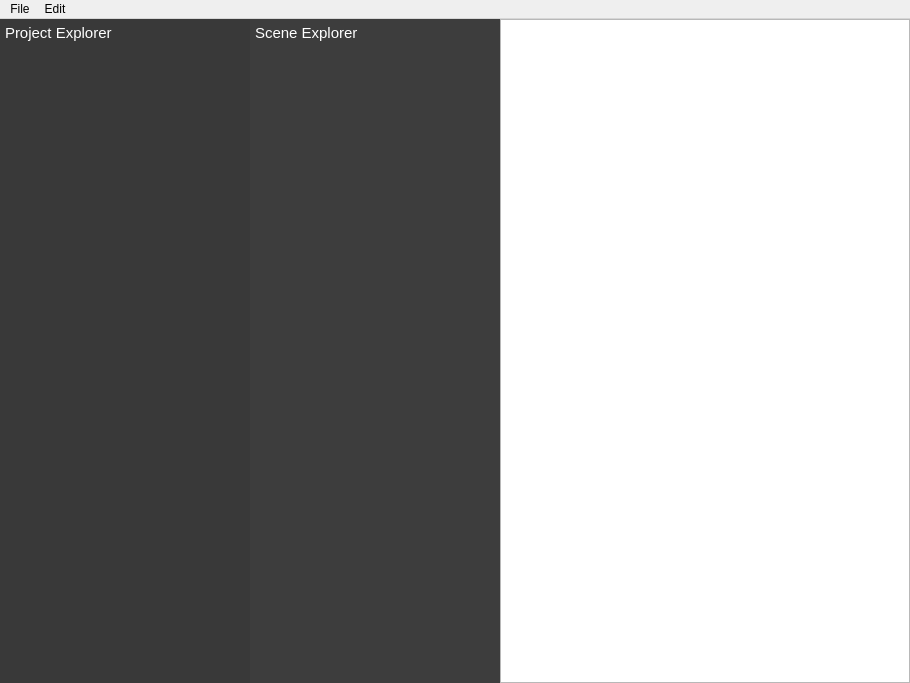
The window that cutscene/resources/mainwindow_view.ui (amanatron/CUT-SCENE) describes before a commit, drawn with Qt 5.
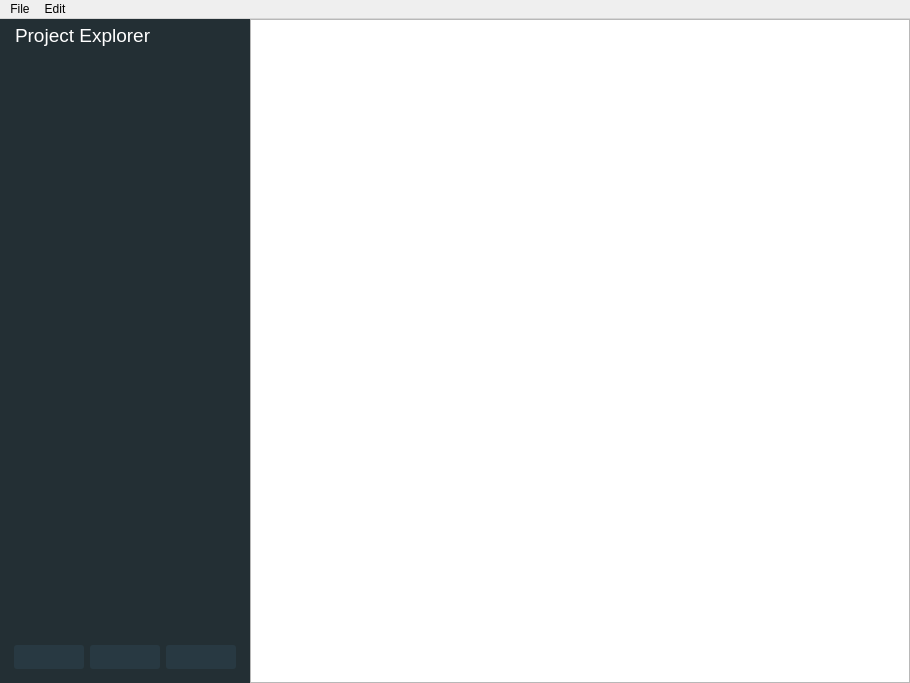
The same window after the commit. Icons and pictures are not drawn.

Patch:
```diff
--- a/cutscene/resources/mainwindow_view.ui
+++ b/cutscene/resources/mainwindow_view.ui
@@ -13,6 +13,9 @@
   <property name="windowTitle">
    <string>CutScene</string>
   </property>
+  <property name="styleSheet">
+   <string notr="true"/>
+  </property>
   <widget class="QWidget" name="centralwidget">
    <layout class="QGridLayout" name="gridLayout">
     <property name="leftMargin">
@@ -30,13 +33,6 @@
     <property name="spacing">
      <number>0</number>
     </property>
-    <item row="1" column="2">
-     <widget class="QListView" name="listView">
-      <property name="frameShadow">
-       <enum>QFrame::Plain</enum>
-      </property>
-     </widget>
-    </item>
     <item row="1" column="0">
      <widget class="QWidget" name="widget" native="true">
       <property name="minimumSize">
@@ -52,7 +48,7 @@
        </size>
       </property>
       <property name="styleSheet">
-       <string notr="true">background-color: rgb(57, 57, 57);</string>
+       <string notr="true">background-color: rgb(35, 47, 52);</string>
       </property>
       <layout class="QVBoxLayout" name="verticalLayout">
        <property name="spacing">
@@ -74,11 +70,17 @@
         <widget class="QLabel" name="label">
          <property name="font">
           <font>
-           <pointsize>11</pointsize>
+           <family>Segoe UI</family>
+           <pointsize>14</pointsize>
+           <weight>50</weight>
+           <italic>false</italic>
+           <bold>false</bold>
           </font>
          </property>
          <property name="styleSheet">
-          <string notr="true">color: rgb(255, 255, 255);</string>
+          <string notr="true">color: rgb(255, 255, 255);
+font: 14pt &quot;Segoe UI&quot;;
+margin-left: 5px;</string>
          </property>
          <property name="text">
           <string>Project Explorer</string>
@@ -88,7 +90,28 @@
        <item>
         <widget class="QTreeView" name="levelsView">
          <property name="styleSheet">
-          <string notr="true">color: rgb(255, 255, 255);</string>
+          <string notr="true">QTreeView {
+    show-decoration-selected: 1;
+	color: rgb(255, 255, 255);
+	font: 25 12pt &quot;Segoe UI Light&quot;;
+	outline: none;
+}
+
+QTreeView::item {
+	border-radius: 2px;
+	border: 0px;
+	margin: 3px;
+	padding: 5px;
+    color: rgb(255, 255, 255);
+}
+
+QTreeView::item:hover {
+    background: rgb(40, 57, 66)
+}
+
+QTreeView::item:selected {
+    background: rgb(52, 73, 85);
+}</string>
          </property>
          <property name="frameShape">
           <enum>QFrame::NoFrame</enum>
@@ -119,90 +142,96 @@
          </attribute>
         </widget>
        </item>
+       <item>
+        <widget class="QWidget" name="widget_2" native="true">
+         <property name="styleSheet">
+          <string notr="true">QPushButton {
+background-color: rgb(40, 57, 66);
+padding: 5px;
+border-radius: 3px
+}
+
+QPushButton:hover {
+background-color: rgb(52, 73, 85);
+padding: 5px;
+border-radius: 3px
+}</string>
+         </property>
+         <layout class="QHBoxLayout" name="horizontalLayout">
+          <item>
+           <widget class="QPushButton" name="addLevel">
+            <property name="toolTip">
+             <string>Add Level</string>
+            </property>
+            <property name="styleSheet">
+             <string notr="true"/>
+            </property>
+            <property name="text">
+             <string/>
+            </property>
+            <property name="icon">
+             <iconset resource="resources.qrc">
+              <normaloff>:/img/img/icons/add_box_white_48x48.png</normaloff>:/img/img/icons/add_box_white_48x48.png</iconset>
+            </property>
+            <property name="iconSize">
+             <size>
+              <width>30</width>
+              <height>30</height>
+             </size>
+            </property>
+           </widget>
+          </item>
+          <item>
+           <widget class="QPushButton" name="addSubLevel">
+            <property name="toolTip">
+             <string>Add SubLevel</string>
+            </property>
+            <property name="text">
+             <string/>
+            </property>
+            <property name="icon">
+             <iconset resource="resources.qrc">
+              <normaloff>:/img/img/icons/library_add_white_48x48.png</normaloff>:/img/img/icons/library_add_white_48x48.png</iconset>
+            </property>
+            <property name="iconSize">
+             <size>
+              <width>30</width>
+              <height>30</height>
+             </size>
+            </property>
+           </widget>
+          </item>
+          <item>
+           <widget class="QPushButton" name="addScene">
+            <property name="toolTip">
+             <string>Add Scene</string>
+            </property>
+            <property name="text">
+             <string/>
+            </property>
+            <property name="icon">
+             <iconset resource="resources.qrc">
+              <normaloff>:/img/img/icons/videogame_asset_white_48x48.png</normaloff>:/img/img/icons/videogame_asset_white_48x48.png</iconset>
+            </property>
+            <property name="iconSize">
+             <size>
+              <width>30</width>
+              <height>30</height>
+             </size>
+            </property>
+           </widget>
+          </item>
+         </layout>
+        </widget>
+       </item>
       </layout>
      </widget>
     </item>
     <item row="1" column="1">
-     <widget class="QWidget" name="widget_2" native="true">
-      <property name="minimumSize">
-       <size>
-        <width>250</width>
-        <height>0</height>
-       </size>
+     <widget class="QListView" name="listView">
+      <property name="frameShadow">
+       <enum>QFrame::Plain</enum>
       </property>
-      <property name="maximumSize">
-       <size>
-        <width>250</width>
-        <height>16777215</height>
-       </size>
-      </property>
-      <property name="styleSheet">
-       <string notr="true">background-color: rgb(61, 61, 61);</string>
-      </property>
-      <layout class="QVBoxLayout" name="verticalLayout_3">
-       <property name="spacing">
-        <number>5</number>
-       </property>
-       <property name="leftMargin">
-        <number>5</number>
-       </property>
-       <property name="topMargin">
-        <number>5</number>
-       </property>
-       <property name="rightMargin">
-        <number>5</number>
-       </property>
-       <property name="bottomMargin">
-        <number>5</number>
-       </property>
-       <item>
-        <widget class="QLabel" name="label_2">
-         <property name="font">
-          <font>
-           <family>MS Shell Dlg 2</family>
-           <pointsize>11</pointsize>
-          </font>
-         </property>
-         <property name="styleSheet">
-          <string notr="true">color: rgb(255, 255, 255);</string>
-         </property>
-         <property name="text">
-          <string>Scene Explorer</string>
-         </property>
-        </widget>
-       </item>
-       <item>
-        <widget class="QTreeView" name="sceneView">
-         <property name="cursor" stdset="0">
-          <cursorShape>ArrowCursor</cursorShape>
-         </property>
-         <property name="styleSheet">
-          <string notr="true">color: rgb(255, 255, 255);</string>
-         </property>
-         <property name="frameShape">
-          <enum>QFrame::NoFrame</enum>
-         </property>
-         <property name="frameShadow">
-          <enum>QFrame::Plain</enum>
-         </property>
-         <property name="lineWidth">
-          <number>1</number>
-         </property>
-         <property name="editTriggers">
-          <set>QAbstractItemView::AnyKeyPressed</set>
-         </property>
-         <property name="dragEnabled">
-          <bool>true</bool>
-         </property>
-         <property name="animated">
-          <bool>true</bool>
-         </property>
-         <property name="headerHidden">
-          <bool>true</bool>
-         </property>
-        </widget>
-       </item>
-      </layout>
      </widget>
     </item>
    </layout>
```
Left out of the diff: 13 changed lines with no effect on the pictures.
